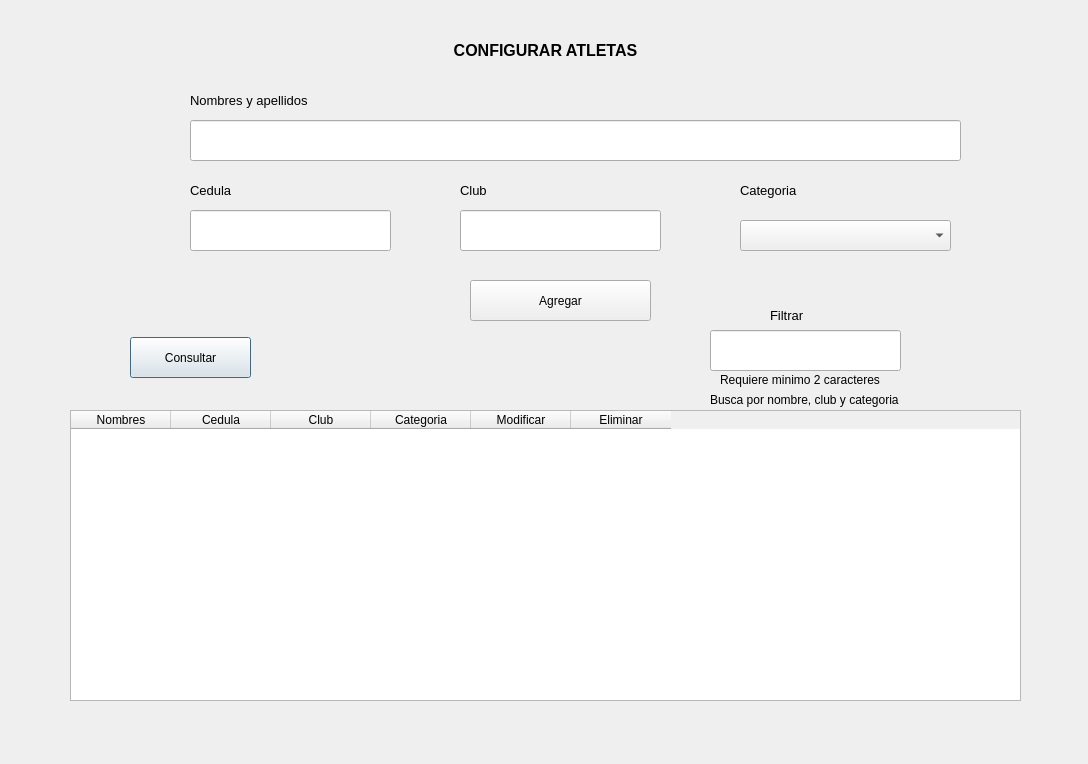
Old version of the form qt/athletesView.ui in the repository germang2/CrossfitTimer.
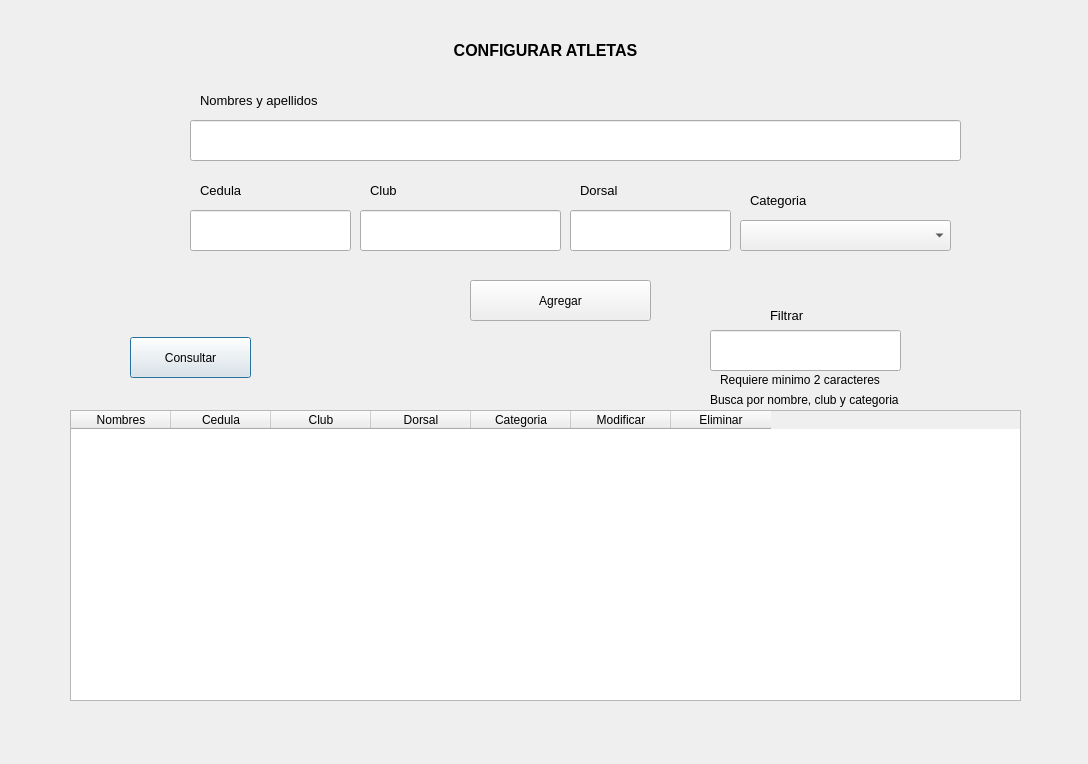
New version of the form.

Commit message: add dorsal to athlete and allow to use the field in form

Patch:
```diff
--- a/qt/athletesView.ui
+++ b/qt/athletesView.ui
@@ -40,7 +40,7 @@
   <widget class="QLabel" name="label_2">
    <property name="geometry">
     <rect>
-     <x>190</x>
+     <x>200</x>
      <y>80</y>
      <width>161</width>
      <height>41</height>
@@ -58,7 +58,7 @@
   <widget class="QLabel" name="label_5">
    <property name="geometry">
     <rect>
-     <x>460</x>
+     <x>370</x>
      <y>170</y>
      <width>101</width>
      <height>41</height>
@@ -76,8 +76,8 @@
   <widget class="QLabel" name="label_6">
    <property name="geometry">
     <rect>
-     <x>740</x>
-     <y>170</y>
+     <x>750</x>
+     <y>180</y>
      <width>101</width>
      <height>41</height>
     </rect>
@@ -114,7 +114,7 @@
   <widget class="QLineEdit" name="ed_club">
    <property name="geometry">
     <rect>
-     <x>460</x>
+     <x>360</x>
      <y>210</y>
      <width>201</width>
      <height>41</height>
@@ -199,6 +199,11 @@
      <string>Club</string>
     </property>
    </column>
+   <column>
+    <property name="text">
+     <string>Dorsal</string>
+    </property>
+   </column>
    <column>
     <property name="text">
      <string>Categoria</string>
@@ -368,7 +373,7 @@
   <widget class="QLabel" name="lb_club_error">
    <property name="geometry">
     <rect>
-     <x>460</x>
+     <x>360</x>
      <y>250</y>
      <width>201</width>
      <height>20</height>
@@ -420,7 +425,7 @@
     <rect>
      <x>190</x>
      <y>210</y>
-     <width>201</width>
+     <width>161</width>
      <height>41</height>
     </rect>
    </property>
@@ -433,7 +438,7 @@
     <rect>
      <x>190</x>
      <y>250</y>
-     <width>201</width>
+     <width>161</width>
      <height>20</height>
     </rect>
    </property>
@@ -481,7 +486,7 @@
   <widget class="QLabel" name="label_8">
    <property name="geometry">
     <rect>
-     <x>190</x>
+     <x>200</x>
      <y>170</y>
      <width>101</width>
      <height>41</height>
@@ -541,6 +546,84 @@
     <string>Busca por nombre, club y categoria</string>
    </property>
   </widget>
+  <widget class="QLineEdit" name="ed_dorsal">
+   <property name="geometry">
+    <rect>
+     <x>570</x>
+     <y>210</y>
+     <width>161</width>
+     <height>41</height>
+    </rect>
+   </property>
+  </widget>
+  <widget class="QLabel" name="label_11">
+   <property name="geometry">
+    <rect>
+     <x>580</x>
+     <y>170</y>
+     <width>101</width>
+     <height>41</height>
+    </rect>
+   </property>
+   <property name="font">
+    <font>
+     <pointsize>10</pointsize>
+    </font>
+   </property>
+   <property name="text">
+    <string>Dorsal</string>
+   </property>
+  </widget>
+  <widget class="QLabel" name="lb_dorsal_error">
+   <property name="geometry">
+    <rect>
+     <x>570</x>
+     <y>250</y>
+     <width>161</width>
+     <height>20</height>
+    </rect>
+   </property>
+   <property name="palette">
+    <palette>
+     <active>
+      <colorrole role="WindowText">
+       <brush brushstyle="SolidPattern">
+        <color alpha="255">
+         <red>255</red>
+         <green>0</green>
+         <blue>0</blue>
+        </color>
+       </brush>
+      </colorrole>
+     </active>
+     <inactive>
+      <colorrole role="WindowText">
+       <brush brushstyle="SolidPattern">
+        <color alpha="255">
+         <red>255</red>
+         <green>0</green>
+         <blue>0</blue>
+        </color>
+       </brush>
+      </colorrole>
+     </inactive>
+     <disabled>
+      <colorrole role="WindowText">
+       <brush brushstyle="SolidPattern">
+        <color alpha="255">
+         <red>120</red>
+         <green>120</green>
+         <blue>120</blue>
+        </color>
+       </brush>
+      </colorrole>
+     </disabled>
+    </palette>
+   </property>
+   <property name="text">
+    <string/>
+   </property>
+  </widget>
  </widget>
  <resources/>
  <connections/>
```
The commit also changes 3 other files.
